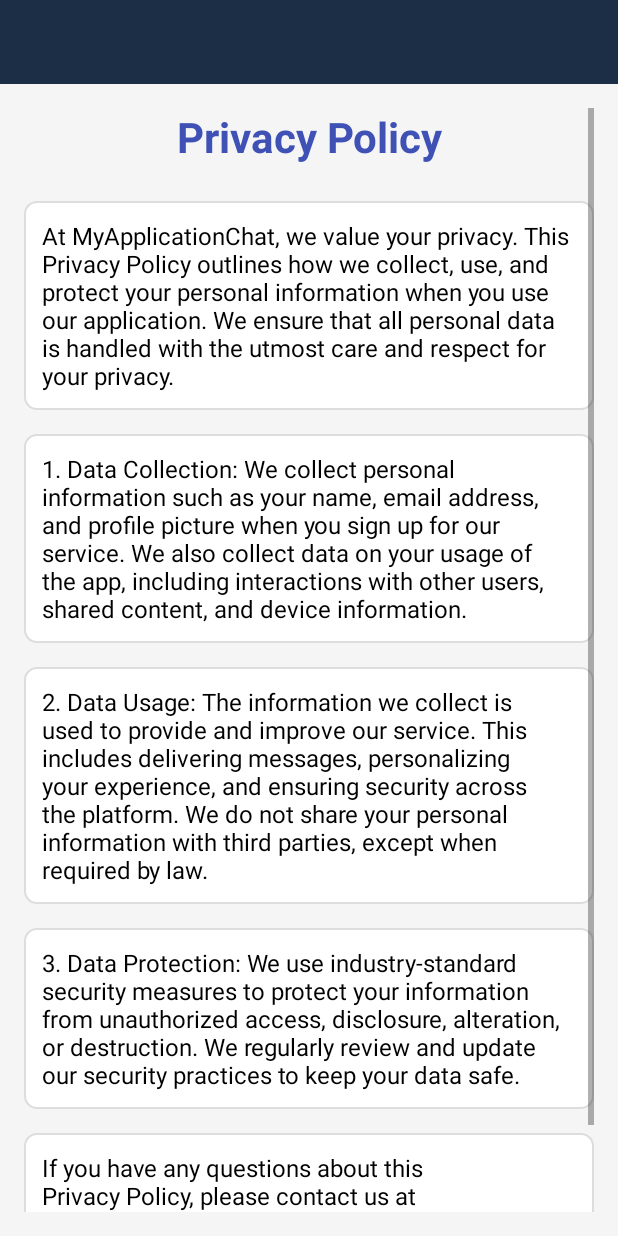
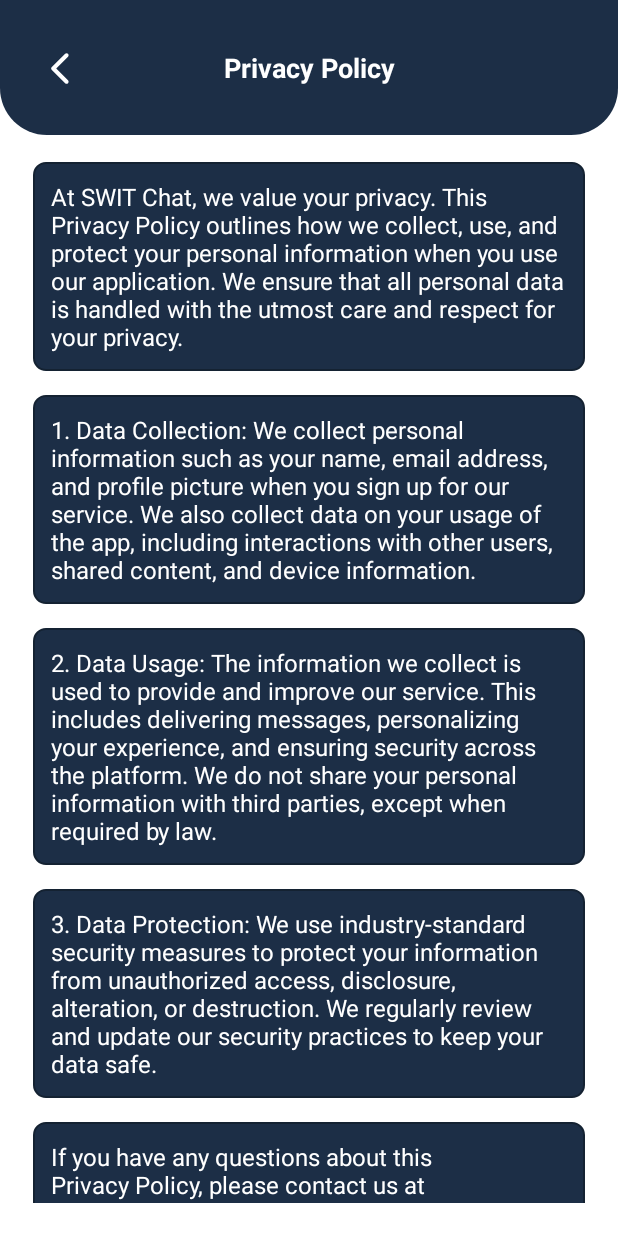
Before and after one commit to alad1n0/chatapp, an Android app: the layout activity_private_policy.xml on its own in the app's theme, with its tools: preview values and no code run, on a phone screen of 412 x 824 dp. Run offline under Robolectric (Android 15) with nearby library versions, the phone set to English and light mode, and no system bars.

Commit message:
addUpdateRouteAndPrivatePolicy

```diff
--- a/app/src/main/AndroidManifest.xml
+++ b/app/src/main/AndroidManifest.xml
@@ -15,6 +15,9 @@
         android:supportsRtl="true"
         android:theme="@style/Theme.MyApplicationChat"
         tools:targetApi="31">
+        <activity
+            android:name=".activities.PrivatePolicyActivity"
+            android:exported="false" />
         <activity
             android:name=".activities.SettingsActivity"
             android:exported="false" />
--- a/app/src/main/java/com/example/myapplicationchat/activities/MainActivity.java
+++ b/app/src/main/java/com/example/myapplicationchat/activities/MainActivity.java
@@ -1,5 +1,7 @@
 package com.example.myapplicationchat.activities;
 
+import android.annotation.SuppressLint;
+import android.app.AlertDialog;
 import android.content.Intent;
 import android.graphics.Bitmap;
 import android.graphics.BitmapFactory;
@@ -63,8 +65,9 @@
     }
 
     @Override
+    @SuppressLint("MissingSuperCall")
     public void onBackPressed() {
-        super.onBackPressed();
+        finishAffinity();
     }
 
     private void setListeners() {
--- a/app/src/main/java/com/example/myapplicationchat/activities/PrivatePolicyActivity.java
+++ b/app/src/main/java/com/example/myapplicationchat/activities/PrivatePolicyActivity.java
@@ -1,31 +1,23 @@
 package com.example.myapplicationchat.activities;
 
-import android.content.Intent;
 import android.os.Bundle;
 import androidx.appcompat.app.AppCompatActivity;
-import androidx.appcompat.widget.Toolbar;
-import com.example.myapplicationchat.R;
+import com.example.myapplicationchat.databinding.ActivityPrivatePolicyBinding;
 
 public class PrivatePolicyActivity extends AppCompatActivity {
+
+    private ActivityPrivatePolicyBinding binding;
 
     @Override
     protected void onCreate(Bundle savedInstanceState) {
         super.onCreate(savedInstanceState);
-        setContentView(R.layout.activity_private_policy);
+        binding = ActivityPrivatePolicyBinding.inflate(getLayoutInflater());
+        setContentView(binding.getRoot());
 
-        Toolbar toolbar = findViewById(R.id.toolbar);
-        setSupportActionBar(toolbar);
+        setListeners();
+    }
 
-        getSupportActionBar().setDisplayHomeAsUpEnabled(true);
-        getSupportActionBar().setDisplayShowHomeEnabled(true);
-
-        getSupportActionBar().setTitle("Privacy Policy");
-
-        toolbar.setNavigationOnClickListener(v -> {
-            Intent intent = new Intent(PrivatePolicyActivity.this, MainActivity.class);
-            intent.setFlags(Intent.FLAG_ACTIVITY_CLEAR_TOP);
-            startActivity(intent);
-            finish();
-        });
+    private void setListeners() {
+        binding.imageBack.setOnClickListener(v -> onBackPressed());
     }
 }
--- a/app/src/main/java/com/example/myapplicationchat/activities/ProfileActivity.java
+++ b/app/src/main/java/com/example/myapplicationchat/activities/ProfileActivity.java
@@ -73,6 +73,11 @@
         binding.aboutButton.setOnClickListener(v -> {
             v.startAnimation(clickAnimation);
             startActivity(new Intent(getApplicationContext(), AboutActivity.class));
+        });
+
+        binding.SettingsButton.setOnClickListener(v -> {
+            v.startAnimation(clickAnimation);
+            startActivity(new Intent(getApplicationContext(), SettingsActivity.class));
         });
 
         binding.EditButton.setOnClickListener(v -> {
--- a/app/src/main/java/com/example/myapplicationchat/activities/SettingsActivity.java
+++ b/app/src/main/java/com/example/myapplicationchat/activities/SettingsActivity.java
@@ -32,6 +32,9 @@
         binding.fabNewChat.setOnClickListener(v ->
                 startActivity(new Intent(getApplicationContext(), UserActivity.class)));
 
+        binding.StFifthLayout.setOnClickListener(v ->
+                startActivity(new Intent(getApplicationContext(), PrivatePolicyActivity.class)));
+
         binding.bottomNavigationView.setOnItemSelectedListener(item -> {
             if (item.getItemId() == R.id.navigation_home) {
                 startActivity(new Intent(getApplicationContext(), MainActivity.class));
--- a/app/src/main/res/drawable/text_background.xml
+++ b/app/src/main/res/drawable/text_background.xml
@@ -1,5 +1,5 @@
 <shape xmlns:android="http://schemas.android.com/apk/res/android">
-    <solid android:color="#FFFFFF"/>
+    <solid android:color="@color/primary"/>
     <corners android:radius="8dp"/>
-    <stroke android:width="1dp" android:color="#DDDDDD"/>
+    <stroke android:width="1dp" android:color="@color/primary_dark"/>
 </shape>
--- a/app/src/main/res/layout/activity_private_policy.xml
+++ b/app/src/main/res/layout/activity_private_policy.xml
@@ -1,22 +1,49 @@
-<LinearLayout
-    xmlns:android="http://schemas.android.com/apk/res/android"
+<androidx.constraintlayout.widget.ConstraintLayout xmlns:android="http://schemas.android.com/apk/res/android"
     android:layout_width="match_parent"
     android:layout_height="match_parent"
+    xmlns:app="http://schemas.android.com/apk/res-auto"
     android:orientation="vertical"
-    android:background="#f5f5f5">
+    android:background="@color/white">
 
-    <androidx.appcompat.widget.Toolbar
-        android:id="@+id/toolbar"
+    <View
+        android:id="@+id/headerBackground"
         android:layout_width="match_parent"
+        android:layout_height="90dp"
+        android:background="@drawable/background_content_top"
+        app:layout_constraintTop_toTopOf="parent" />
+
+    <androidx.appcompat.widget.AppCompatImageView
+        android:id="@+id/imageBack"
+        android:layout_width="@dimen/_30sdp"
+        android:layout_height="@dimen/_30sdp"
+        android:layout_marginStart="@dimen/_16sdp"
+        android:layout_marginTop="@dimen/_20sdp"
+        android:padding="@dimen/_5sdp"
+        android:src="@drawable/ic_back"
+        app:layout_constraintStart_toStartOf="parent"
+        app:layout_constraintTop_toTopOf="parent"
+        android:tint="@color/white" />
+
+    <TextView
+        android:id="@+id/headerText"
+        android:layout_width="wrap_content"
         android:layout_height="wrap_content"
-        android:background="?attr/colorPrimary"
-        android:theme="@style/ThemeOverlay.AppCompat.Dark.ActionBar"
-        android:popupTheme="@style/ThemeOverlay.AppCompat.Light"/>
+        android:layout_gravity="center"
+        android:text="@string/privacy_policy"
+        android:textColor="@color/white"
+        android:textStyle="bold"
+        android:textSize="@dimen/_14ssp"
+        app:layout_constraintBottom_toBottomOf="@+id/headerBackground"
+        app:layout_constraintEnd_toEndOf="@+id/headerBackground"
+        app:layout_constraintStart_toStartOf="@+id/headerBackground"
+        app:layout_constraintTop_toTopOf="@+id/headerBackground" />
 
     <ScrollView
         android:layout_width="match_parent"
         android:layout_height="match_parent"
-        android:padding="16dp">
+        android:padding="22dp"
+        android:layout_marginTop="86dp"
+        android:scrollbars="none">
 
         <LinearLayout
             android:layout_width="match_parent"
@@ -24,81 +51,71 @@
             android:orientation="vertical">
 
             <TextView
-                android:id="@+id/textPrivacyPolicyTitle"
-                android:layout_width="wrap_content"
-                android:layout_height="wrap_content"
-                android:text="Privacy Policy"
-                android:textSize="28sp"
-                android:textStyle="bold"
-                android:textColor="#3F51B5"
-                android:gravity="center"
-                android:layout_gravity="center"
-                android:layout_marginBottom="24dp"/>
-
-            <TextView
                 android:id="@+id/textPrivacyPolicyContent"
                 android:layout_width="wrap_content"
                 android:layout_height="wrap_content"
-                android:text="At MyApplicationChat, we value your privacy. This Privacy Policy outlines how we collect, use, and protect your personal information when you use our application. We ensure that all personal data is handled with the utmost care and respect for your privacy."
-                android:textSize="16sp"
-                android:textColor="#000000"
                 android:layout_marginBottom="16dp"
                 android:background="@drawable/text_background"
-                android:padding="12dp"/>
+                android:padding="12dp"
+                android:text="@string/at_myapplicationchat_we_value_your_privacy_this_privacy_policy_outlines_how_we_collect_use_and_protect_your_personal_information_when_you_use_our_application_we_ensure_that_all_personal_data_is_handled_with_the_utmost_care_and_respect_for_your_privacy"
+                android:textColor="@color/white"
+                android:textSize="16sp" />
 
             <TextView
                 android:id="@+id/textDataCollection"
                 android:layout_width="wrap_content"
                 android:layout_height="wrap_content"
-                android:text="1. Data Collection: We collect personal information such as your name, email address, and profile picture when you sign up for our service. We also collect data on your usage of the app, including interactions with other users, shared content, and device information."
-                android:textSize="16sp"
-                android:textColor="#000000"
                 android:layout_marginBottom="16dp"
                 android:background="@drawable/text_background"
-                android:padding="12dp"/>
+                android:padding="12dp"
+                android:text="@string/_1_data_collection_we_collect_personal_information_such_as_your_name_email_address_and_profile_picture_when_you_sign_up_for_our_service_we_also_collect_data_on_your_usage_of_the_app_including_interactions_with_other_users_shared_content_and_device_information"
+                android:textColor="@color/white"
+                android:textSize="16sp" />
 
             <TextView
                 android:id="@+id/textDataUsage"
                 android:layout_width="wrap_content"
                 android:layout_height="wrap_content"
-                android:text="2. Data Usage: The information we collect is used to provide and improve our service. This includes delivering messages, personalizing your experience, and ensuring security across the platform. We do not share your personal information with third parties, except when required by law."
-                android:textSize="16sp"
-                android:textColor="#000000"
                 android:layout_marginBottom="16dp"
                 android:background="@drawable/text_background"
-                android:padding="12dp"/>
+                android:padding="12dp"
+                android:text="@string/_2_data_usage_the_information_we_collect_is_used_to_provide_and_improve_our_service_this_includes_delivering_messages_personalizing_your_experience_and_ensuring_security_across_the_platform_we_do_not_share_your_personal_information_with_third_parties_except_when_required_by_law"
+                android:textColor="@color/white"
+                android:textSize="16sp" />
 
             <TextView
                 android:id="@+id/textDataProtection"
                 android:layout_width="wrap_content"
                 android:layout_height="wrap_content"
-                android:text="3. Data Protection: We use industry-standard security measures to protect your information from unauthorized access, disclosure, alteration, or destruction. We regularly review and update our security practices to keep your data safe."
-                android:textSize="16sp"
-                android:textColor="#000000"
                 android:layout_marginBottom="16dp"
                 android:background="@drawable/text_background"
-                android:padding="12dp"/>
+                android:padding="12dp"
+                android:text="@string/_3_data_protection_we_use_industry_standard_security_measures_to_protect_your_information_from_unauthorized_access_disclosure_alteration_or_destruction_we_regularly_review_and_update_our_security_practices_to_keep_your_data_safe"
+                android:textColor="@color/white"
+                android:textSize="16sp" />
 
             <TextView
                 android:id="@+id/textContact"
                 android:layout_width="wrap_content"
                 android:layout_height="wrap_content"
-                android:text="If you have any questions about this Privacy Policy, please contact us at support@myapplicationchat.com."
-                android:textSize="16sp"
-                android:textColor="#000000"
                 android:layout_marginBottom="16dp"
                 android:background="@drawable/text_background"
-                android:padding="12dp"/>
+                android:padding="12dp"
+                android:text="@string/if_you_have_any_questions_about_this_privacy_policy_please_contact_us_at_support_myapplicationchat_com"
+                android:textColor="@color/white"
+                android:textSize="16sp" />
+
             <TextView
                 android:id="@+id/textPolicyVersion"
                 android:layout_width="wrap_content"
                 android:layout_height="wrap_content"
-                android:text="Policy Version: 1.0.0"
-                android:textSize="14sp"
-                android:textColor="#777777"
                 android:layout_marginTop="16dp"
-                android:gravity="center"/>
+                android:gravity="center"
+                android:text="@string/policy_version_1_0_0"
+                android:textColor="@color/white"
+                android:textSize="14sp" />
 
         </LinearLayout>
+
     </ScrollView>
-</LinearLayout>
+</androidx.constraintlayout.widget.ConstraintLayout>
--- a/app/src/main/res/layout/activity_profile.xml
+++ b/app/src/main/res/layout/activity_profile.xml
@@ -151,6 +151,7 @@
                     android:id="@+id/SettingsButton"
                     android:layout_width="60dp"
                     android:layout_height="60dp"
+                    android:layout_centerHorizontal="true"
                     android:elevation="8dp"
                     android:background="@drawable/rounded_button_background"
                     android:src="@drawable/ic_settings"
--- a/app/src/main/res/layout/activity_settings.xml
+++ b/app/src/main/res/layout/activity_settings.xml
@@ -10,7 +10,7 @@
     <View
         android:id="@+id/headerBackground"
         android:layout_width="match_parent"
-        android:layout_height="85dp"
+        android:layout_height="90dp"
         android:background="@drawable/background_content_top"
         app:layout_constraintTop_toTopOf="parent" />
 
--- a/app/src/main/res/values/strings.xml
+++ b/app/src/main/res/values/strings.xml
@@ -40,4 +40,11 @@
     <string name="messenger_setings">Messenger Setings</string>
     <string name="notifications">Notifications</string>
     <string name="don_t_miss_the_new_features_that_have_become_available">Don\'t miss the new features that have become available!</string>
+    <string name="at_myapplicationchat_we_value_your_privacy_this_privacy_policy_outlines_how_we_collect_use_and_protect_your_personal_information_when_you_use_our_application_we_ensure_that_all_personal_data_is_handled_with_the_utmost_care_and_respect_for_your_privacy">At SWIT Chat, we value your privacy. This Privacy Policy outlines how we collect, use, and protect your personal information when you use our application. We ensure that all personal data is handled with the utmost care and respect for your privacy.</string>
+    <string name="_1_data_collection_we_collect_personal_information_such_as_your_name_email_address_and_profile_picture_when_you_sign_up_for_our_service_we_also_collect_data_on_your_usage_of_the_app_including_interactions_with_other_users_shared_content_and_device_information">1. Data Collection: We collect personal information such as your name, email address, and profile picture when you sign up for our service. We also collect data on your usage of the app, including interactions with other users, shared content, and device information.</string>
+    <string name="_2_data_usage_the_information_we_collect_is_used_to_provide_and_improve_our_service_this_includes_delivering_messages_personalizing_your_experience_and_ensuring_security_across_the_platform_we_do_not_share_your_personal_information_with_third_parties_except_when_required_by_law">2. Data Usage: The information we collect is used to provide and improve our service. This includes delivering messages, personalizing your experience, and ensuring security across the platform. We do not share your personal information with third parties, except when required by law.</string>
+    <string name="_3_data_protection_we_use_industry_standard_security_measures_to_protect_your_information_from_unauthorized_access_disclosure_alteration_or_destruction_we_regularly_review_and_update_our_security_practices_to_keep_your_data_safe">3. Data Protection: We use industry-standard security measures to protect your information from unauthorized access, disclosure, alteration, or destruction. We regularly review and update our security practices to keep your data safe.</string>
+    <string name="if_you_have_any_questions_about_this_privacy_policy_please_contact_us_at_support_myapplicationchat_com">If you have any questions about this Privacy Policy, please contact us at support@myapplicationchat.com.</string>
+    <string name="policy_version_1_0_0">Policy Version: 1.0.0</string>
+    <string name="privacy_policy">Privacy Policy</string>
 </resources>
```
